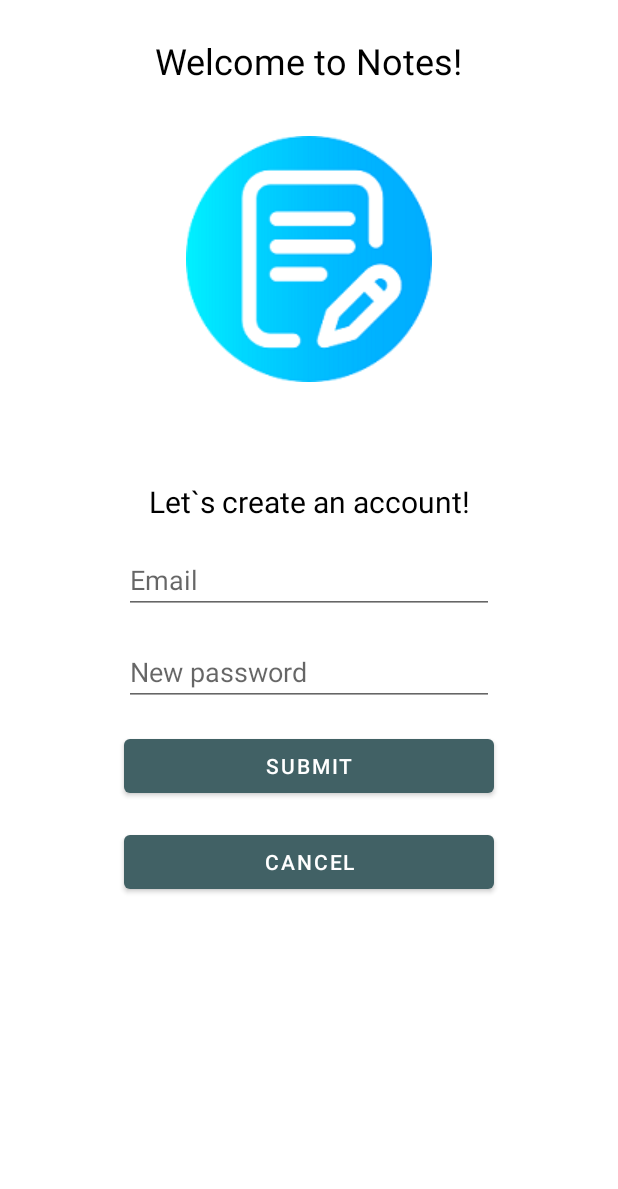
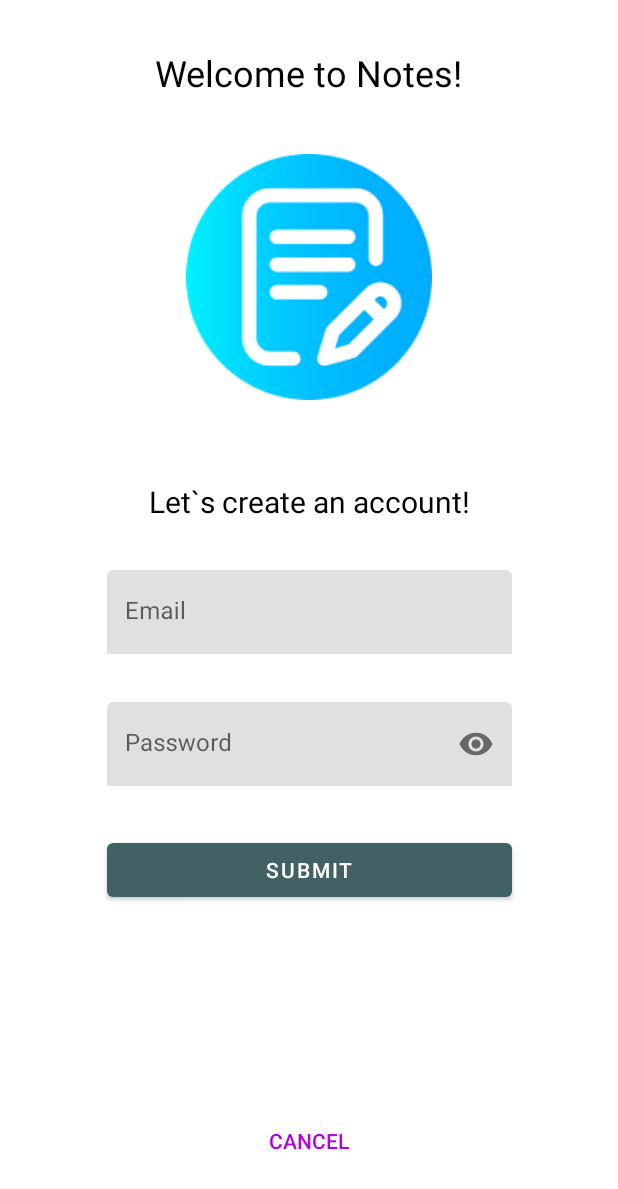
Before and after one commit to qwynbleid/ProductivityApp, an Android app: the screen it shows after launch (MainActivity), after a tap on an icon or button, on a phone screen of 412 x 824 dp. Shown: the top 1189 px of the screen. Run offline under Robolectric (Android 15) with nearby library versions, the phone set to English and light mode, and no system bars; our stand-ins replace Firebase (no records; nobody signed in at launch, a user with empty details on screens opened directly).

Commit message:
Switch day/night mode + auth fixed

```diff
--- a/app/src/main/AndroidManifest.xml
+++ b/app/src/main/AndroidManifest.xml
@@ -3,6 +3,7 @@
     xmlns:tools="http://schemas.android.com/tools">
 
     <application
+        android:name=".ui.main.MyApplication"
         android:allowBackup="true"
         android:dataExtractionRules="@xml/data_extraction_rules"
         android:fullBackupContent="@xml/backup_rules"
--- a/app/src/main/java/com/example/myapp/MainActivity.kt
+++ b/app/src/main/java/com/example/myapp/MainActivity.kt
@@ -5,12 +5,13 @@ import androidx.appcompat.app.AppCompatActivity
 import android.os.Bundle
 import android.view.View
 import androidx.appcompat.app.AppCompatDelegate
+import androidx.fragment.app.FragmentManager
 import com.example.myapp.databinding.ActivityMainBinding
 import com.example.myapp.ui.main.NotesFragment
 import com.example.myapp.ui.login.SignInFragment
 import com.example.myapp.ui.main.ExploreFragment
+import com.example.myapp.ui.main.SplashActivity
 import com.example.myapp.ui.settings.SettingsFragment
-import com.example.myapp.utils.ThemeUtils
 import com.google.firebase.auth.FirebaseAuth
 
 class MainActivity : AppCompatActivity() {
@@ -26,8 +27,6 @@ class MainActivity : AppCompatActivity() {
         setContentView(binding.root)
 
         auth = FirebaseAuth.getInstance()
-
-        applyCurrentTheme()
 
         if (savedInstanceState == null) {
             val settingsFragment = SettingsFragment()
@@ -79,24 +78,15 @@ class MainActivity : AppCompatActivity() {
     override fun onBackPressed() {
         if (supportFragmentManager.backStackEntryCount == 0) {
             val alertDialog = AlertDialog.Builder(this)
-                .setMessage("Ви впевнені, що хочете вийти з додатку?")
-                .setPositiveButton("Так") { _, _ ->
+                .setMessage(R.string.sure_want_quit)
+                .setPositiveButton(R.string.yes) { _, _ ->
                     finish()
                 }
-                .setNegativeButton("Ні", null)
+                .setNegativeButton(R.string.no, null)
                 .create()
             alertDialog.show()
         } else {
             super.onBackPressed()
         }
     }
-
-    private fun applyCurrentTheme() {
-        val currentThemeMode = ThemeUtils.getCurrentThemeMode(this)
-        if (currentThemeMode == ThemeUtils.THEME_DARK) {
-            AppCompatDelegate.setDefaultNightMode(AppCompatDelegate.MODE_NIGHT_YES)
-        } else {
-            AppCompatDelegate.setDefaultNightMode(AppCompatDelegate.MODE_NIGHT_NO)
-        }
-    }
 }
--- /dev/null
+++ b/app/src/main/java/com/example/myapp/ui/main/MyApplication.kt
@@ -0,0 +1,20 @@
+package com.example.myapp.ui.main
+
+import android.app.Application
+import android.content.Context
+import androidx.appcompat.app.AppCompatDelegate
+
+class MyApplication : Application() {
+    override fun onCreate() {
+        super.onCreate()
+
+        val sharedPreferences = getSharedPreferences("Mode", Context.MODE_PRIVATE)
+        val nightMode = sharedPreferences.getBoolean("night", false)
+        if (nightMode) {
+            AppCompatDelegate.setDefaultNightMode(AppCompatDelegate.MODE_NIGHT_YES)
+        } else {
+            AppCompatDelegate.setDefaultNightMode(AppCompatDelegate.MODE_NIGHT_NO)
+        }
+
+    }
+}
--- a/app/src/main/java/com/example/myapp/ui/main/SplashActivity.kt
+++ b/app/src/main/java/com/example/myapp/ui/main/SplashActivity.kt
@@ -1,10 +1,13 @@
 package com.example.myapp.ui.main
 
 import android.annotation.SuppressLint
+import android.content.Context
 import android.content.Intent
 import androidx.appcompat.app.AppCompatActivity
 import android.os.Bundle
 import android.os.Handler
+import androidx.appcompat.app.AppCompatDelegate
+import androidx.fragment.app.FragmentManager
 import com.example.myapp.MainActivity
 import com.example.myapp.databinding.ActivitySplashBinding
 
@@ -25,4 +28,5 @@ class SplashActivity : AppCompatActivity() {
             finish()
         }, splashDuration)
     }
+
 }
--- a/app/src/main/java/com/example/myapp/ui/main/FirebaseModel.kt
+++ b/app/src/main/java/com/example/myapp/ui/main/firebase/FirebaseModel.kt
@@ -1,4 +1,4 @@
-package com.example.myapp.ui.main
+package com.example.myapp.ui.main.firebase
 
 import com.google.firebase.Timestamp
 import java.util.*
--- a/app/src/main/java/com/example/myapp/ui/main/NoteViewHolder.kt
+++ b/app/src/main/java/com/example/myapp/ui/main/firebase/NoteViewHolder.kt
@@ -1,13 +1,12 @@
-package com.example.myapp.ui.main
+package com.example.myapp.ui.main.firebase
 
 import android.view.View
 import androidx.core.content.ContextCompat
 import androidx.recyclerview.widget.RecyclerView
 import com.example.myapp.R
 import com.example.myapp.databinding.NoteItemBinding
+import com.example.myapp.ui.main.firebase.FirebaseModel
 import com.example.myapp.utils.Utility
-import java.text.SimpleDateFormat
-import java.util.*
 
 class NoteViewHolder(view: View) : RecyclerView.ViewHolder(view) {
     private val binding = NoteItemBinding.bind(view)
--- a/app/src/main/java/com/example/myapp/utils/Extensions.kt
+++ b/app/src/main/java/com/example/myapp/utils/Extensions.kt
@@ -1,37 +1,8 @@
 package com.example.myapp.utils
 
-import android.content.Context
-import android.preference.PreferenceManager
 import androidx.appcompat.app.AppCompatActivity
 import androidx.fragment.app.Fragment
-import androidx.appcompat.app.AppCompatDelegate
 
-object ThemeUtils {
-    private const val PREF_THEME_MODE = "pref_theme_mode"
-    const val THEME_LIGHT = "theme_light"
-    const val THEME_DARK = "theme_dark"
-
-    fun getCurrentThemeMode(context: Context): String {
-        val sharedPreferences = PreferenceManager.getDefaultSharedPreferences(context)
-        return sharedPreferences.getString(PREF_THEME_MODE, THEME_LIGHT) ?: THEME_LIGHT
-    }
-
-    fun setCurrentThemeMode(context: Context, themeMode: String) {
-        val sharedPreferences = PreferenceManager.getDefaultSharedPreferences(context)
-        val editor = sharedPreferences.edit()
-        editor.putString(PREF_THEME_MODE, themeMode)
-        editor.apply()
-    }
-
-    fun applyTheme(context: Context) {
-        val currentThemeMode = getCurrentThemeMode(context)
-        if (currentThemeMode == THEME_DARK) {
-            AppCompatDelegate.setDefaultNightMode(AppCompatDelegate.MODE_NIGHT_YES)
-        } else {
-            AppCompatDelegate.setDefaultNightMode(AppCompatDelegate.MODE_NIGHT_NO)
-        }
-    }
-}
 fun AppCompatActivity.replaceFragment(
     container: Int,
     fragment: Fragment,
--- a/app/src/main/res/layout/fragment_sign_up.xml
+++ b/app/src/main/res/layout/fragment_sign_up.xml
@@ -17,7 +17,7 @@
             android:id="@+id/textView"
             android:layout_width="wrap_content"
             android:layout_height="wrap_content"
-            android:layout_marginTop="24dp"
+            android:layout_marginTop="32dp"
             android:text="@string/welcome_to_notes"
             android:textColor="@color/text_color"
             android:textSize="24sp"
@@ -33,35 +33,52 @@
             app:layout_constraintGuide_percent="0.35" />
 
 
-        <EditText
+        <com.google.android.material.textfield.TextInputLayout
             android:id="@+id/userEmail"
-            android:layout_width="0dp"
+            android:layout_width="270dp"
             android:layout_height="wrap_content"
-            android:layout_marginTop="16dp"
-            android:ems="10"
-            android:hint="Email"
-            android:inputType="textEmailAddress"
-            app:layout_constraintEnd_toStartOf="@+id/guideline5"
-            app:layout_constraintStart_toStartOf="@+id/guideline4"
-            app:layout_constraintTop_toBottomOf="@+id/textView2" />
+            android:layout_marginTop="32dp"
+            app:layout_constraintEnd_toEndOf="parent"
+            app:layout_constraintStart_toStartOf="parent"
+            app:layout_constraintTop_toBottomOf="@+id/textView2"
+            app:boxStrokeWidth="0dp"
+            app:boxStrokeWidthFocused="0dp">
 
-        <EditText
+            <com.google.android.material.textfield.TextInputEditText
+                android:layout_width="match_parent"
+                android:layout_height="wrap_content"
+                android:inputType="textWebEmailAddress"
+                android:hint="Email"
+                android:paddingStart="12dp"
+                android:paddingEnd="12dp"/>
+        </com.google.android.material.textfield.TextInputLayout>
+
+        <com.google.android.material.textfield.TextInputLayout
             android:id="@+id/userPassword"
-            android:layout_width="0dp"
+            android:layout_width="270dp"
             android:layout_height="wrap_content"
-            android:layout_marginTop="16dp"
-            android:ems="10"
-            android:inputType="textPassword"
-            android:hint="New password"
-            app:layout_constraintEnd_toEndOf="@+id/userEmail"
-            app:layout_constraintStart_toStartOf="@+id/userEmail"
-            app:layout_constraintTop_toBottomOf="@+id/userEmail" />
+            android:layout_marginTop="32dp"
+            app:layout_constraintEnd_toEndOf="parent"
+            app:layout_constraintStart_toStartOf="parent"
+            app:layout_constraintTop_toBottomOf="@+id/userEmail"
+            app:boxStrokeWidth="0dp"
+            app:boxStrokeWidthFocused="0dp"
+            app:passwordToggleEnabled="true">
+
+            <com.google.android.material.textfield.TextInputEditText
+                android:layout_width="match_parent"
+                android:layout_height="wrap_content"
+                android:inputType="textPassword"
+                android:hint="Password"
+                android:paddingStart="12dp"
+                android:paddingEnd="12dp" />
+        </com.google.android.material.textfield.TextInputLayout>
 
         <Button
             android:id="@+id/submitBt"
             android:layout_width="0dp"
             android:layout_height="wrap_content"
-            android:layout_marginTop="16dp"
+            android:layout_marginTop="32dp"
             android:text="Submit"
             app:layout_constraintEnd_toEndOf="@+id/userPassword"
             app:layout_constraintStart_toStartOf="@+id/userPassword"
@@ -84,35 +101,34 @@
             android:id="@+id/imageView"
             android:layout_width="wrap_content"
             android:layout_height="wrap_content"
+            android:layout_marginTop="16dp"
             app:layout_constraintBottom_toTopOf="@+id/guideline"
             app:layout_constraintEnd_toEndOf="parent"
             app:layout_constraintStart_toStartOf="parent"
             app:layout_constraintTop_toBottomOf="@+id/textView"
             app:srcCompat="@drawable/writing" />
 
-        <Button
-            android:id="@+id/cancelBt"
-            android:layout_width="0dp"
-            android:layout_height="wrap_content"
-            android:layout_marginTop="16dp"
-            android:text="Cancel"
-            app:layout_constraintEnd_toEndOf="@+id/submitBt"
-            app:layout_constraintStart_toStartOf="@+id/submitBt"
-            app:layout_constraintTop_toBottomOf="@+id/submitBt" />
-
         <androidx.constraintlayout.widget.Guideline
-            android:id="@+id/guideline4"
+            android:id="@+id/guideline2"
             android:layout_width="wrap_content"
             android:layout_height="wrap_content"
-            android:orientation="vertical"
-            app:layout_constraintGuide_percent="0.2" />
+            android:orientation="horizontal"
+            app:layout_constraintGuide_percent="0.88" />
 
-        <androidx.constraintlayout.widget.Guideline
-            android:id="@+id/guideline5"
+        <Button
+            android:id="@+id/returnToSignIn"
+            style="@style/Widget.AppCompat.Button.Borderless"
             android:layout_width="wrap_content"
-            android:layout_height="wrap_content"
-            android:orientation="vertical"
-            app:layout_constraintGuide_percent="0.8" />
+            android:layout_height="0dp"
+            android:layout_marginTop="8dp"
+            android:layout_marginBottom="32dp"
+            android:paddingTop="0dp"
+            android:text="Cancel"
+            android:textColor="#B001E1"
+            app:layout_constraintBottom_toBottomOf="parent"
+            app:layout_constraintEnd_toEndOf="parent"
+            app:layout_constraintStart_toStartOf="parent"
+            app:layout_constraintTop_toTopOf="@+id/guideline2" />
 
     </androidx.constraintlayout.widget.ConstraintLayout>
 </FrameLayout>
--- a/app/src/main/res/values/strings.xml
+++ b/app/src/main/res/values/strings.xml
@@ -2,11 +2,31 @@
     <string name="app_name">MyApp</string>
     <string name="dummy_button">Dummy Button</string>
     <string name="dummy_content">DUMMY\nCONTENT</string>
+
     <string name="don_t_have_one">Don\'t have one?</string>
     <string name="let_s_create">Let`s create!</string>
     <string name="welcome_to_notes">Welcome to Notes!</string>
     <string name="log_in_to_an_existing_account">Log in to an existing account!</string>
     <string name="let_s_create_an_account">Let`s create an account!</string>
+
+    <string name="yes">Yes</string>
+    <string name="no">No</string>
+
+    <string name="sure_want_logout">Are you sure you want to log out?</string>
+    <string name="sure_want_delete">Are you sure you want to delete note?</string>
+    <string name="sure_want_quit">Are you sure you want to exit the app?</string>
+
+    <string name="all_fields_should_be_filled">All fields should be filled</string>
+    <string name="note_created">Note created successfully</string>
+    <string name="failed_to_create">Failed to create note</string>
+    <string name="note_updated">Note is updated successfully</string>
+    <string name="failed_to_update">Failed to update note</string>
+    <string name="deleted_note">Note has been deleted</string>
+    <string name="cannot_deleted_note">Can not delete the note</string>
+    <string name="edit_note">Edit note</string>
+
+
+
     <!-- TODO: Remove or change this placeholder text -->
     <string name="hello_blank_fragment">Hello blank fragment</string>
     <color name="background_stroke_color_of_ed_in_fragment">#FFFFFFFF</color>
```
Also changed, not shown: app/src/main/java/com/example/myapp/ui/login/SignInFragment.kt (+12 -6 lines), app/src/main/java/com/example/myapp/ui/login/SignUpFragment.kt (+16 -11 lines), app/src/main/java/com/example/myapp/ui/main/AddNoteFragment.kt (+13 -16 lines), app/src/main/java/com/example/myapp/ui/main/NotesFragment.kt (+9 -0 lines), app/src/main/java/com/example/myapp/ui/settings/SettingsFragment.kt (+32 -30 lines), app/src/main/res/layout/fragment_sign_in.xml (+42 -42 lines).
